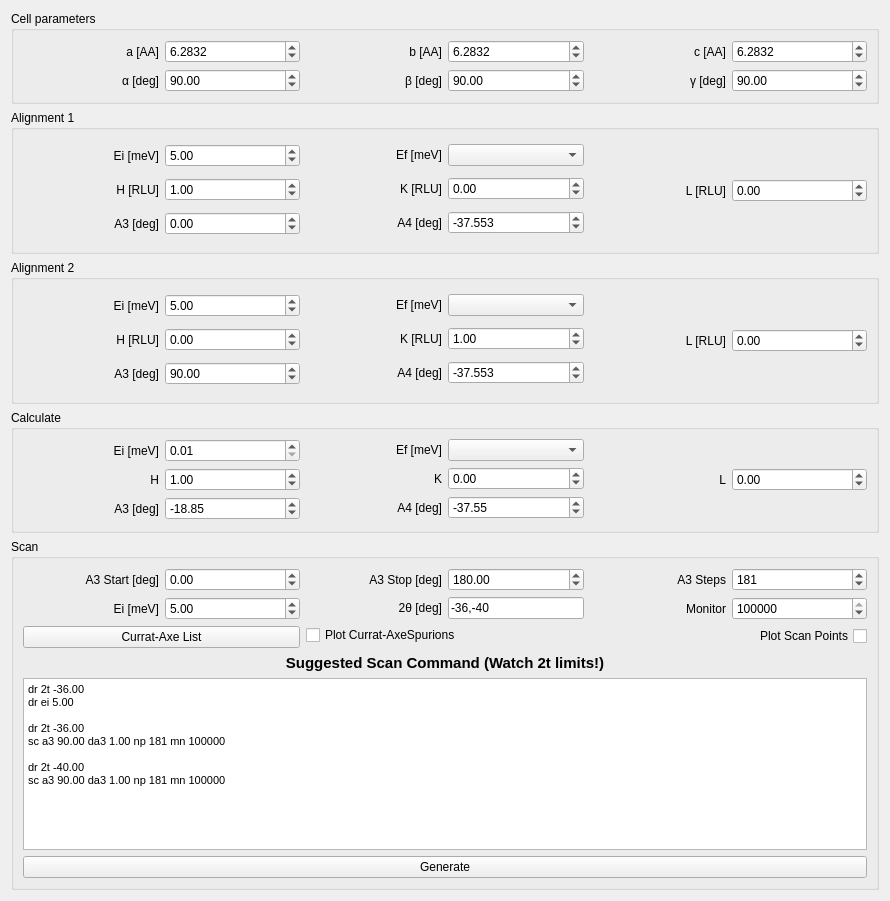
This is src/main/resources/base/Views/Prediction.ui in MJOLNIRPackage/MJOLNIR-GUI as Qt 5 draws it before an edit. The edited form follows.
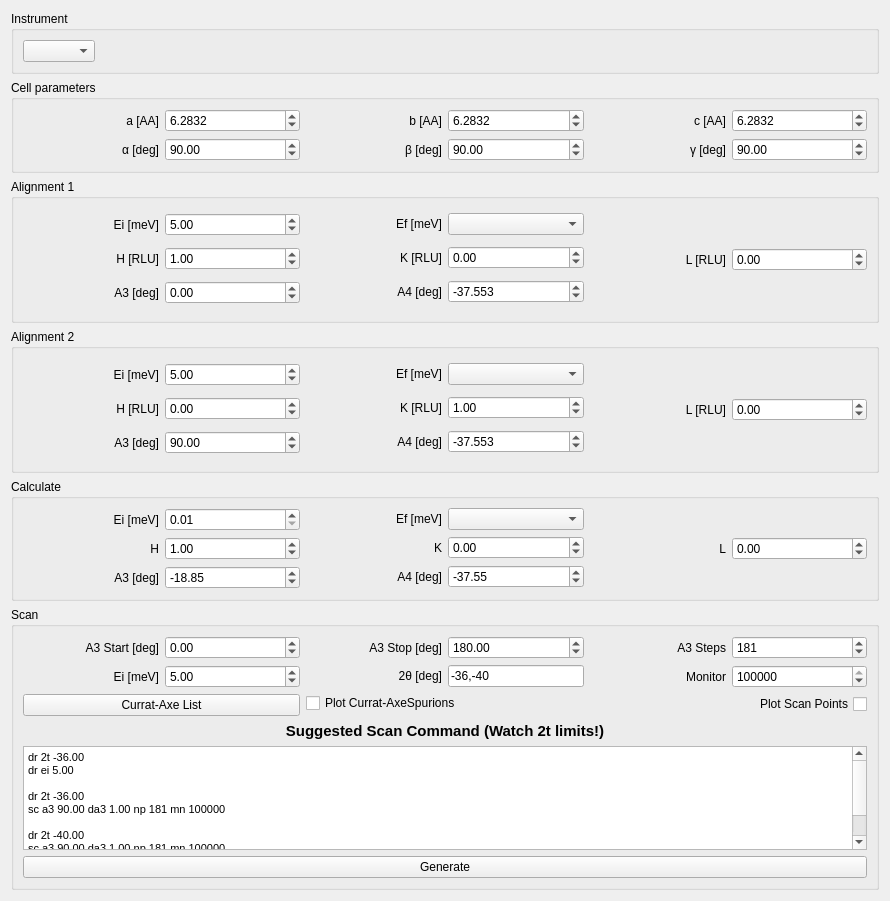
This is the edited form.

Commit message: Add support for multiple instrument

```diff
--- a/src/main/resources/base/Views/Prediction.ui
+++ b/src/main/resources/base/Views/Prediction.ui
@@ -17,6 +17,31 @@
    <string>Prediction Tool</string>
   </property>
   <layout class="QVBoxLayout" name="verticalLayout_21">
+   <item>
+    <widget class="QGroupBox" name="groupBox_5">
+     <property name="title">
+      <string>Instrument</string>
+     </property>
+     <layout class="QHBoxLayout" name="horizontalLayout_25">
+      <item>
+       <widget class="QComboBox" name="instrument_comboBox"/>
+      </item>
+      <item>
+       <spacer name="horizontalSpacer">
+        <property name="orientation">
+         <enum>Qt::Horizontal</enum>
+        </property>
+        <property name="sizeHint" stdset="0">
+         <size>
+          <width>40</width>
+          <height>20</height>
+         </size>
+        </property>
+       </spacer>
+      </item>
+     </layout>
+    </widget>
+   </item>
    <item>
     <widget class="QGroupBox" name="groupBox">
      <property name="sizePolicy">
```
The commit also changes 1 other file.
